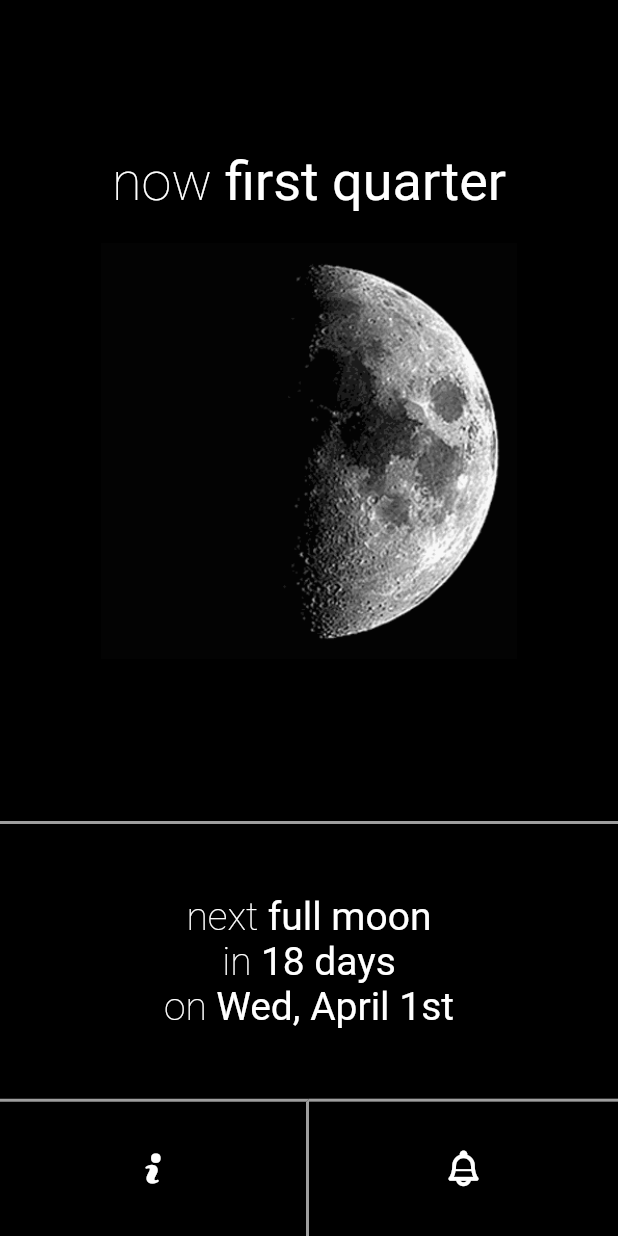
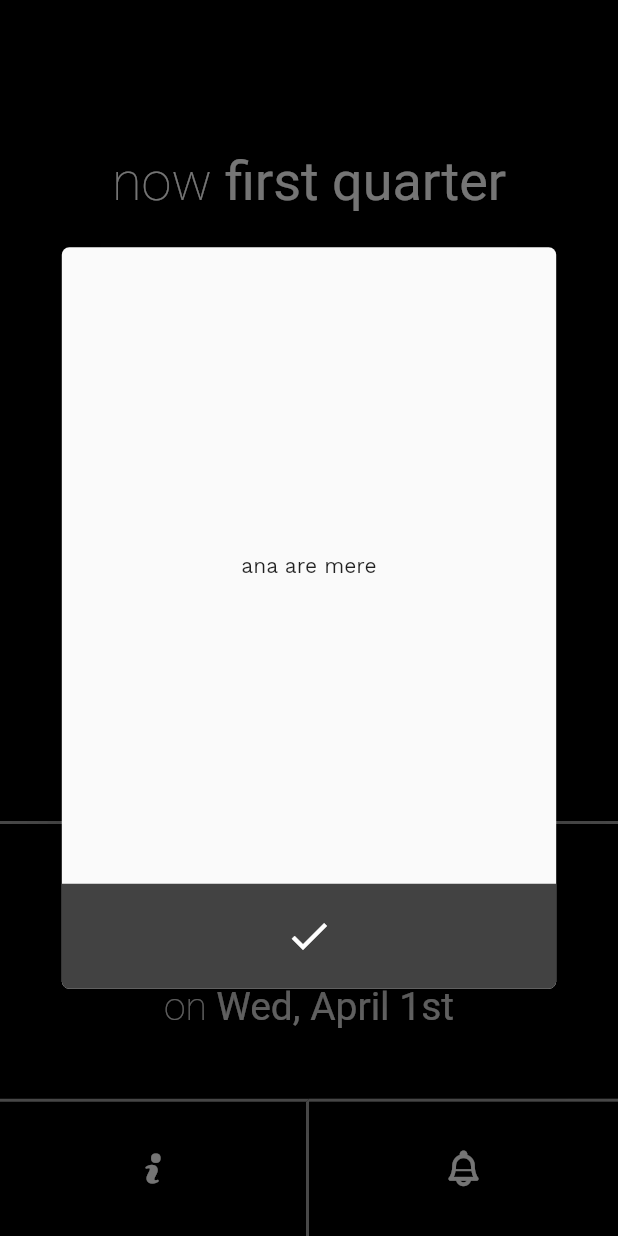
Before and after one commit to leonistor/full-moon-alert, a Flutter app: the screen it shows after launch, after a tap on an icon or button, on a phone screen of 412 x 824 dp. Run offline on Flutter 3.47's test engine with Material 2 defaults, Android fonts, the phone set to English and light mode, and no system bars.

Commit message:
finally, info dialog setup

```diff
--- a/full_moon_alert/lib/main.dart
+++ b/full_moon_alert/lib/main.dart
@@ -1,4 +1,5 @@
 import 'package:flutter/material.dart';
+import 'package:flutter/widgets.dart';
 import 'package:full_moon_alert/app_icons.dart';
 
 void main() => runApp(FullMoonApp());
@@ -88,7 +89,52 @@ class StartPage extends StatelessWidget {
     );
   }
 
-  void _handleInfo(BuildContext context) {}
+  void _handleInfo(BuildContext context) {
+    showDialog(
+        context: context,
+        builder: (BuildContext context) {
+          final screenSize = MediaQuery.of(context).size;
+          return Dialog(
+            shape: RoundedRectangleBorder(
+              borderRadius: BorderRadius.all(Radius.circular(5.0)),
+            ),
+            backgroundColor: Colors.grey[50],
+            child: Container(
+              height: screenSize.height * 0.6,
+              width: screenSize.width * 0.8,
+              child: Column(
+                mainAxisAlignment: MainAxisAlignment.end,
+                children: <Widget>[
+                  Expanded(
+                    child: Center(
+                      child: Text('ana are mere'),
+                    ),
+                  ),
+                  Container(
+                    width: double.infinity,
+                    height: 70,
+                    decoration: BoxDecoration(
+                      color: Colors.grey[800],
+                      borderRadius: BorderRadius.only(
+                        bottomLeft: Radius.circular(5.0),
+                        bottomRight: Radius.circular(5.0),
+                      ),
+                    ),
+                    child: IconButton(
+                      icon: Icon(Icons.check),
+                      color: Colors.white,
+                      iconSize: 32.0,
+                      onPressed: () {
+                        Navigator.of(context).pop();
+                      },
+                    ),
+                  ),
+                ],
+              ),
+            ),
+          );
+        });
+  }
 
   void _handleAlert() {
     print('pressed alert');
```
